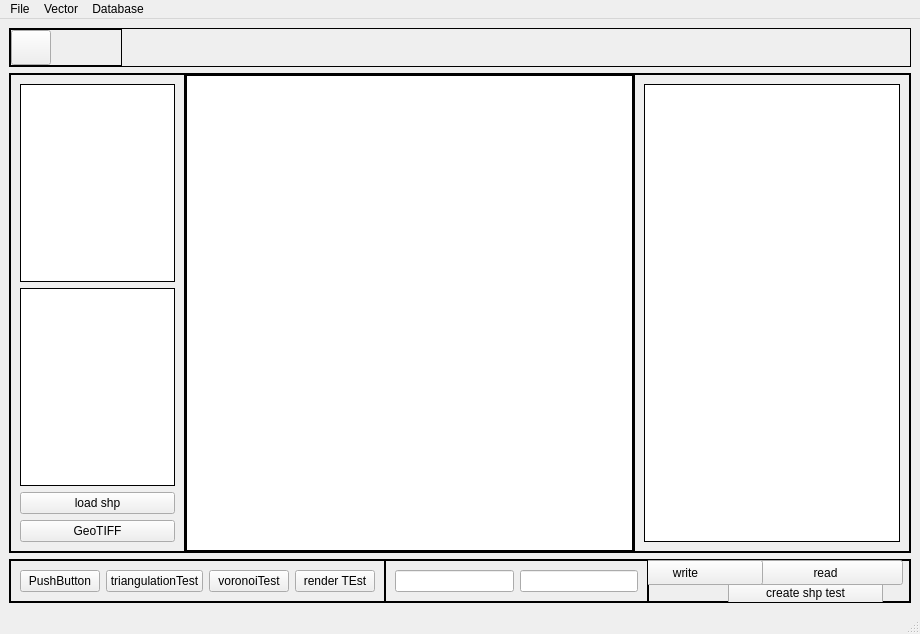
Qt form mainwindow.ui (Doggerr111/GIS) before a commit.
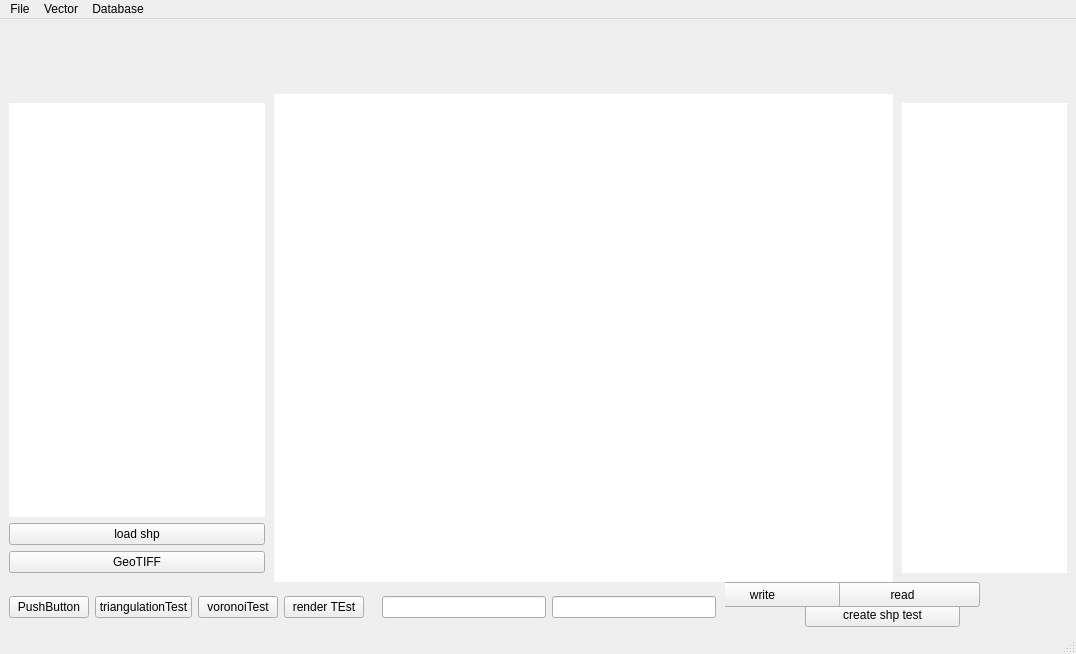
The same form after that commit. Icons and pictures are not drawn. Custom widgets are drawn as their Qt base class.

Patch:
```diff
--- a/mainwindow.ui
+++ b/mainwindow.ui
@@ -6,20 +6,41 @@
    <rect>
     <x>0</x>
     <y>0</y>
-    <width>920</width>
-    <height>634</height>
+    <width>1076</width>
+    <height>654</height>
    </rect>
   </property>
   <property name="windowTitle">
    <string>MainWindow</string>
   </property>
   <widget class="QWidget" name="centralwidget">
+   <property name="sizePolicy">
+    <sizepolicy hsizetype="Minimum" vsizetype="Minimum">
+     <horstretch>0</horstretch>
+     <verstretch>0</verstretch>
+    </sizepolicy>
+   </property>
    <property name="styleSheet">
     <string notr="true">QFrame {
-	border:1px solid black
+	border:0px solid black
 }</string>
    </property>
    <layout class="QVBoxLayout" name="verticalLayout_3">
+    <property name="spacing">
+     <number>0</number>
+    </property>
+    <property name="leftMargin">
+     <number>0</number>
+    </property>
+    <property name="topMargin">
+     <number>0</number>
+    </property>
+    <property name="rightMargin">
+     <number>0</number>
+    </property>
+    <property name="bottomMargin">
+     <number>0</number>
+    </property>
     <item>
      <widget class="QFrame" name="header_frame">
       <property name="maximumSize">
@@ -28,6 +49,11 @@
         <height>75</height>
        </size>
       </property>
+      <property name="styleSheet">
+       <string notr="true">QFrame{
+background-color: rgb(68,68,68)
+};</string>
+      </property>
       <property name="frameShape">
        <enum>QFrame::StyledPanel</enum>
       </property>
@@ -101,7 +127,7 @@
              </size>
             </property>
             <property name="styleSheet">
-             <string notr="true"/>
+             <string notr="true">border:none</string>
             </property>
             <property name="text">
              <string/>
@@ -212,7 +238,7 @@
     <item>
      <widget class="QFrame" name="central_frame">
       <property name="sizePolicy">
-       <sizepolicy hsizetype="Expanding" vsizetype="Expanding">
+       <sizepolicy hsizetype="Minimum" vsizetype="Minimum">
         <horstretch>0</horstretch>
         <verstretch>0</verstretch>
        </sizepolicy>
@@ -229,7 +255,7 @@
       <property name="frameShadow">
        <enum>QFrame::Raised</enum>
       </property>
-      <layout class="QHBoxLayout" name="horizontalLayout">
+      <layout class="QHBoxLayout" name="horizontalLayout" stretch="0,1,0">
        <property name="spacing">
         <number>0</number>
        </property>
@@ -246,25 +272,30 @@
         <number>0</number>
        </property>
        <item alignment="Qt::AlignLeft">
-        <widget class="QFrame" name="left_menu_frame">
+        <widget class="LIPFrame" name="left_menu_frame">
          <property name="sizePolicy">
-          <sizepolicy hsizetype="Minimum" vsizetype="Minimum">
+          <sizepolicy hsizetype="Fixed" vsizetype="Preferred">
            <horstretch>0</horstretch>
            <verstretch>0</verstretch>
           </sizepolicy>
          </property>
          <property name="minimumSize">
           <size>
-           <width>175</width>
+           <width>274</width>
            <height>0</height>
           </size>
          </property>
          <property name="maximumSize">
           <size>
-           <width>175</width>
+           <width>499</width>
            <height>16777215</height>
           </size>
          </property>
+         <property name="styleSheet">
+          <string notr="true">QFrame{
+background-color: rgb(68,68,68)
+};</string>
+         </property>
          <property name="frameShape">
           <enum>QFrame::StyledPanel</enum>
          </property>
@@ -274,12 +305,26 @@
          <layout class="QVBoxLayout" name="verticalLayout_4">
           <item>
            <widget class="LIPTreeWidget" name="LayerTree">
+            <property name="sizePolicy">
+             <sizepolicy hsizetype="Minimum" vsizetype="Minimum">
+              <horstretch>0</horstretch>
+              <verstretch>0</verstretch>
+             </sizepolicy>
+            </property>
             <property name="minimumSize">
              <size>
               <width>0</width>
               <height>0</height>
              </size>
             </property>
+            <property name="styleSheet">
+             <string notr="true">QTreeWidget{
+border:1px solid black
+};</string>
+            </property>
+            <property name="sizeAdjustPolicy">
+             <enum>QAbstractScrollArea::AdjustIgnored</enum>
+            </property>
             <property name="dragEnabled">
              <bool>true</bool>
             </property>
@@ -302,9 +347,6 @@
             </column>
            </widget>
           </item>
-          <item>
-           <widget class="QTreeView" name="treeView"/>
-          </item>
           <item>
            <widget class="QPushButton" name="pushButton_3">
             <property name="text">
@@ -336,7 +378,7 @@
          <property name="frameShadow">
           <enum>QFrame::Raised</enum>
          </property>
-         <layout class="QVBoxLayout" name="verticalLayout">
+         <layout class="QVBoxLayout" name="verticalLayout" stretch="0">
           <property name="spacing">
            <number>0</number>
           </property>
@@ -355,7 +397,7 @@
           <item>
            <widget class="LIPMapHolder" name="graphicsView">
             <property name="sizePolicy">
-             <sizepolicy hsizetype="Expanding" vsizetype="Expanding">
+             <sizepolicy hsizetype="Expanding" vsizetype="Preferred">
               <horstretch>0</horstretch>
               <verstretch>0</verstretch>
              </sizepolicy>
@@ -378,7 +420,10 @@
         </widget>
        </item>
        <item>
-        <widget class="LIPFrame" name="frame_2">
+        <widget class="LIPFrame" name="right_menu_frame">
+         <property name="enabled">
+          <bool>true</bool>
+         </property>
          <property name="sizePolicy">
           <sizepolicy hsizetype="Minimum" vsizetype="Minimum">
            <horstretch>0</horstretch>
@@ -387,10 +432,24 @@
          </property>
          <property name="minimumSize">
           <size>
-           <width>100</width>
+           <width>183</width>
            <height>0</height>
           </size>
          </property>
+         <property name="maximumSize">
+          <size>
+           <width>500</width>
+           <height>16777215</height>
+          </size>
+         </property>
+         <property name="layoutDirection">
+          <enum>Qt::LeftToRight</enum>
+         </property>
+         <property name="styleSheet">
+          <string notr="true">QFrame{
+background-color: rgb(68,68,68)
+};</string>
+         </property>
          <property name="frameShape">
           <enum>QFrame::StyledPanel</enum>
          </property>
@@ -412,6 +471,26 @@
               <height>0</height>
              </size>
             </property>
+            <property name="maximumSize">
+             <size>
+              <width>16777215</width>
+              <height>16777215</height>
+             </size>
+            </property>
+            <property name="styleSheet">
+             <string notr="true">QTreeWidget{
+border:1px solid black
+};</string>
+            </property>
+            <property name="verticalScrollBarPolicy">
+             <enum>Qt::ScrollBarAsNeeded</enum>
+            </property>
+            <property name="horizontalScrollBarPolicy">
+             <enum>Qt::ScrollBarAsNeeded</enum>
+            </property>
+            <property name="sizeAdjustPolicy">
+             <enum>QAbstractScrollArea::AdjustToContents</enum>
+            </property>
             <property name="dragEnabled">
              <bool>true</bool>
             </property>
@@ -448,6 +527,11 @@
         <height>50</height>
        </size>
       </property>
+      <property name="styleSheet">
+       <string notr="true">QFrame{
+background-color: rgb(68,68,68)
+};</string>
+      </property>
       <property name="frameShape">
        <enum>QFrame::StyledPanel</enum>
       </property>
@@ -613,7 +697,7 @@
     <rect>
      <x>0</x>
      <y>0</y>
-     <width>920</width>
+     <width>1076</width>
      <height>22</height>
     </rect>
    </property>
```
